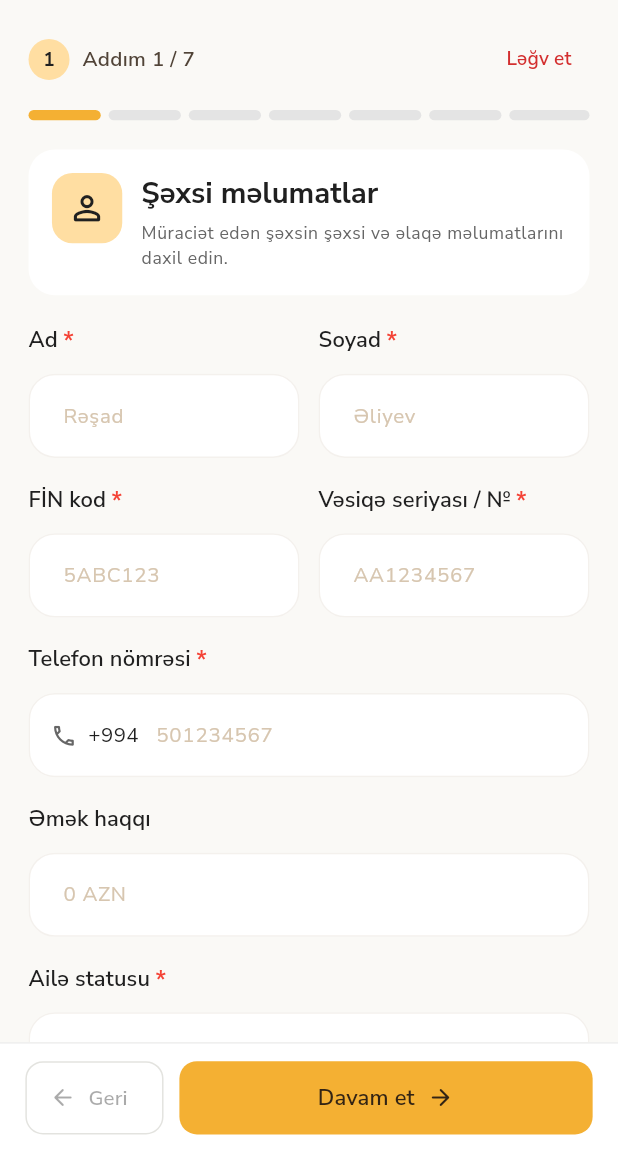
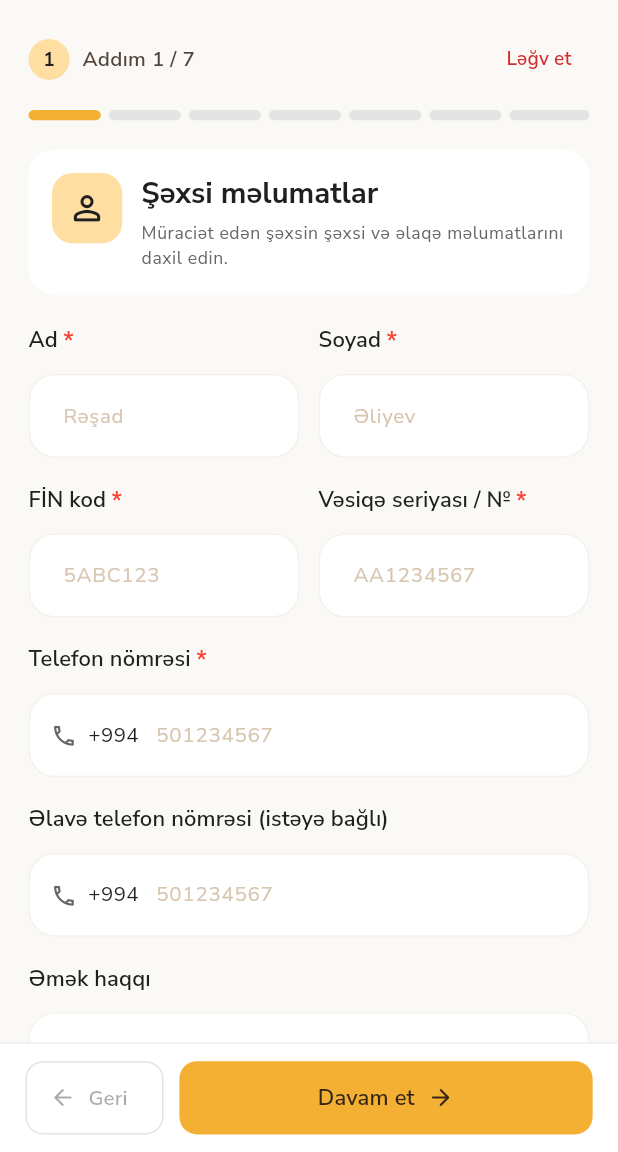
Before and after one commit to HuseynovNihad/dayaq, a Flutter app: the FamilyRegistrationPage screen opened by its route, on a phone screen of 412 x 824 dp, the part 84-1236 px from its top. Run offline on Flutter 3.47's test engine with Material 3 defaults, Android fonts, the phone set to English and light mode, and no system bars; our stand-ins replace dio, equatable, file_picker, firebase_core, firebase_messaging, flutter_bloc and 11 more; accounts and stored records are empty.

Commit message:
feat: add optional secondary phone support to family registration and details

```diff
--- a/lib/features/families/domain/entities/family_details_entity.dart
+++ b/lib/features/families/domain/entities/family_details_entity.dart
@@ -12,6 +12,7 @@ class FamilyDetailsEntity {
     required this.monthlyMedicalEx,
     this.lat,
     this.lng,
+    this.phone2,
   });
 
   final String region;
@@ -26,6 +27,8 @@ class FamilyDetailsEntity {
   final num monthlyMedicalEx;
   final double? lat;
   final double? lng;
+  // Optional secondary contact number from API.
+  final String? phone2;
 
   num get totalExpenses =>
       rentEx + communalEx + chronicPatientEx + monthlyDebtEx + monthlyMedicalEx;
--- a/lib/features/families/presentation/forms/personal_information_form.dart
+++ b/lib/features/families/presentation/forms/personal_information_form.dart
@@ -17,6 +17,7 @@ class PersonalInformationForm extends StatelessWidget {
     required this.finController,
     required this.seriaNumberController,
     required this.phoneController,
+    required this.secondaryPhoneController,
     required this.salaryController,
     required this.noteController,
     required this.familyStatus,
@@ -30,6 +31,7 @@ class PersonalInformationForm extends StatelessWidget {
   final TextEditingController finController;
   final TextEditingController seriaNumberController;
   final TextEditingController phoneController;
+  final TextEditingController secondaryPhoneController;
   final TextEditingController salaryController;
   final TextEditingController noteController;
 
@@ -255,6 +257,46 @@ class PersonalInformationForm extends StatelessWidget {
 
           SizedBox(height: 18.regH(context)),
 
+          // İkinci telefon nömrəsi (istəyə bağlı).
+          AppTextField(
+            label: 'Əlavə telefon nömrəsi (istəyə bağlı)',
+            hintText: '501234567',
+            controller: secondaryPhoneController,
+            keyboardType: TextInputType.phone,
+            textInputAction: TextInputAction.next,
+            prefixIcon: Padding(
+              padding: EdgeInsets.only(left: 14.regW(context)),
+              child: Row(
+                mainAxisSize: MainAxisSize.min,
+                children: [
+                  Icon(
+                    Icons.phone_outlined,
+                    size: 18.regR(context),
+                    color: AppColors.textSecondary,
+                  ),
+                  SizedBox(width: 7.regW(context)),
+                  Text(
+                    '+994',
+                    style: context.textTheme.bodyMedium?.copyWith(
+                      color: AppColors.textPrimary,
+                    ),
+                  ),
+                  SizedBox(width: 7.regW(context)),
+                ],
+              ),
+            ),
+            inputFormatters: [
+              FilteringTextInputFormatter.digitsOnly,
+              LengthLimitingTextInputFormatter(9),
+            ],
+            validator: (value) {
+              if (value == null || value.trim().isEmpty) return null;
+              return AppValidators.phone(value);
+            },
+          ),
+
+          SizedBox(height: 18.regH(context)),
+
           // Əmək haqqı — yalnız lokal hesablamada istifadə olunur.
           // Backend-ə ayrıca field kimi göndərilmir.
           AppTextField(
--- a/lib/features/families/presentation/pages/family_registration_page.dart
+++ b/lib/features/families/presentation/pages/family_registration_page.dart
@@ -46,6 +46,7 @@ class _FamilyRegistrationPageState extends State<FamilyRegistrationPage> {
   final _finController = TextEditingController();
   final _seriaNumberController = TextEditingController();
   final _phoneController = TextEditingController();
+  final _secondaryPhoneController = TextEditingController();
   final _personalSalaryController = TextEditingController();
   final _noteController = TextEditingController();
   int? _familyStatus;
@@ -86,6 +87,7 @@ class _FamilyRegistrationPageState extends State<FamilyRegistrationPage> {
     _finController.dispose();
     _seriaNumberController.dispose();
     _phoneController.dispose();
+    _secondaryPhoneController.dispose();
     _personalSalaryController.dispose();
     _noteController.dispose();
     _addressController.dispose();
@@ -112,6 +114,7 @@ class _FamilyRegistrationPageState extends State<FamilyRegistrationPage> {
     _firstNameController.clear();
     _lastNameController.clear();
     _phoneController.clear();
+    _secondaryPhoneController.clear();
     _personalSalaryController.clear();
     _noteController.clear();
     _addressController.clear();
@@ -317,6 +320,9 @@ class _FamilyRegistrationPageState extends State<FamilyRegistrationPage> {
       fin: _finController.text.trim().toUpperCase(),
       seriaNumber: _seriaNumberController.text.trim().toUpperCase(),
       phone: normalizedPhone,
+      phone2: _secondaryPhoneController.text.trim().isEmpty
+          ? null
+          : '+994${_secondaryPhoneController.text.trim()}',
       regionId: _regionId!,
       address: _addressController.text.trim(),
       familyStatus: _familyStatus!,
@@ -481,6 +487,7 @@ class _FamilyRegistrationPageState extends State<FamilyRegistrationPage> {
           finController: _finController,
           seriaNumberController: _seriaNumberController,
           phoneController: _phoneController,
+          secondaryPhoneController: _secondaryPhoneController,
           salaryController: _personalSalaryController,
           noteController: _noteController,
           familyStatus: _familyStatus,
--- a/lib/features/families/presentation/widgets/details/family_overview_tab.dart
+++ b/lib/features/families/presentation/widgets/details/family_overview_tab.dart
@@ -5,6 +5,7 @@ import '../../../../../core/extensions/context_extensions.dart';
 import '../../../../../core/theme/app_colors.dart';
 import '../../../domain/entities/family_details_entity.dart';
 import '../../../domain/entities/family_entity.dart';
+import '../../../data/models/family_details_model.dart';
 import 'detail_common_widgets.dart';
 
 class FamilyOverviewTab extends StatelessWidget {
@@ -19,6 +20,9 @@ class FamilyOverviewTab extends StatelessWidget {
     final lat = details.lat ?? family.lat;
     final lng = details.lng ?? family.lng;
     final hasCoordinates = lat != null && lng != null;
+    final phone2 = details is FamilyDetailsModel
+        ? ((details as FamilyDetailsModel).phone2 ?? '').trim()
+        : '';
     return Column(
       children: [
         DetailCard(
@@ -28,11 +32,16 @@ class FamilyOverviewTab extends StatelessWidget {
               const DetailSectionTitle('AİLƏ VƏ ƏLAQƏ MƏLUMATLARI'),
               SizedBox(height: 8.h),
               DetailInfoRow(
-                label: 'Telefon nömrəsi',
+                label: 'Əsas telefon nömrəsi',
                 value: family.phone.trim().isEmpty
                     ? 'Məlumat yoxdur'
                     : family.phone,
               ),
+              if (phone2.isNotEmpty)
+                DetailInfoRow(
+                  label: 'Əlavə telefon nömrəsi',
+                  value: phone2,
+                ),
               DetailInfoRow(
                 label: 'Qeydiyyat nömrəsi',
                 value: family.registerNumber.trim().isEmpty
```
Also changed, not shown: lib/features/families/data/models/family_details_model.dart (+7 -0 lines), lib/features/families/data/models/family_registration_request_model.dart (+59 -11 lines), lib/features/families/presentation/widgets/details/family_details_header.dart (+73 -10 lines).
